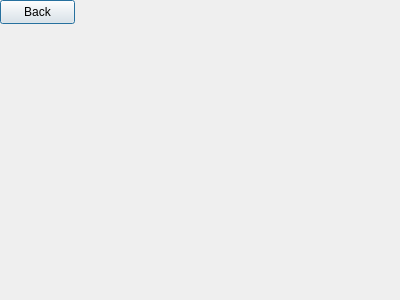
Above: sec_window.ui from CREVIOS/minesweeper before the change. Below: the same form after it.
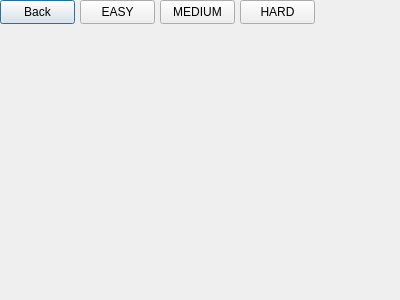
That is the form after the change.

```diff
--- a/sec_window.ui
+++ b/sec_window.ui
@@ -26,6 +26,45 @@
     <string>Back</string>
    </property>
   </widget>
+  <widget class="QPushButton" name="pushButton_2">
+   <property name="geometry">
+    <rect>
+     <x>240</x>
+     <y>0</y>
+     <width>75</width>
+     <height>24</height>
+    </rect>
+   </property>
+   <property name="text">
+    <string>HARD</string>
+   </property>
+  </widget>
+  <widget class="QPushButton" name="pushButton_3">
+   <property name="geometry">
+    <rect>
+     <x>80</x>
+     <y>0</y>
+     <width>75</width>
+     <height>24</height>
+    </rect>
+   </property>
+   <property name="text">
+    <string>EASY</string>
+   </property>
+  </widget>
+  <widget class="QPushButton" name="pushButton_4">
+   <property name="geometry">
+    <rect>
+     <x>160</x>
+     <y>0</y>
+     <width>75</width>
+     <height>24</height>
+    </rect>
+   </property>
+   <property name="text">
+    <string>MEDIUM</string>
+   </property>
+  </widget>
  </widget>
  <resources/>
  <connections/>
```
